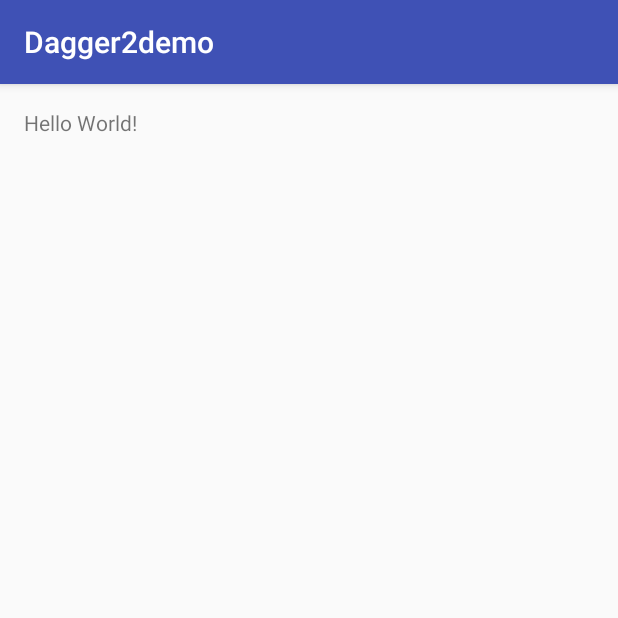
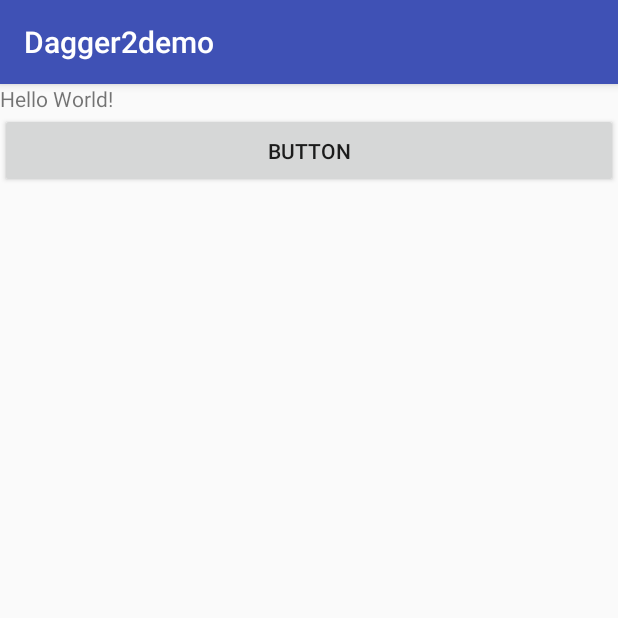
Before and after one commit to tulongchao/Dagger2demo, an Android app: the screen it shows after launch (MainActivity), on a phone screen of 412 x 824 dp, the top half of it. Run offline under Robolectric (Android 15) with nearby library versions, the phone set to English and light mode, and no system bars.

Commit message:
dagger2小例子

```diff
--- a/app/src/main/java/tfc/com/dagger2demo/MainActivity.java
+++ b/app/src/main/java/tfc/com/dagger2demo/MainActivity.java
@@ -2,12 +2,28 @@ package tfc.com.dagger2demo;
 
 import android.support.v7.app.AppCompatActivity;
 import android.os.Bundle;
+import android.view.View;
+import android.widget.Toast;
+
+import javax.inject.Inject;
+
+import tfc.com.dagger2demo.dagger.DaggerMainActivityComponent;
+import tfc.com.dagger2demo.vo.Performer;
 
 public class MainActivity extends AppCompatActivity {
+    @Inject
+    Performer performer;
 
     @Override
     protected void onCreate(Bundle savedInstanceState) {
         super.onCreate(savedInstanceState);
         setContentView(R.layout.activity_main);
+        DaggerMainActivityComponent.builder().build().inject(this);
+        findViewById(R.id.button).setOnClickListener(new View.OnClickListener() {
+            @Override
+            public void onClick(View v) {
+                Toast.makeText(MainActivity.this, performer.show(), Toast.LENGTH_LONG).show();
+            }
+        });
     }
 }
--- /dev/null
+++ b/app/src/main/java/tfc/com/dagger2demo/dagger/MainActivityComponent.java
@@ -0,0 +1,19 @@
+package tfc.com.dagger2demo.dagger;
+
+import dagger.Component;
+import tfc.com.dagger2demo.MainActivity;
+
+/**
+ * 功能概要描述：          <br/>
+ * 功能详细描述：          <br/>
+ * 作者： tufengchao         <br/>
+ * 创建日期： 2017/3/2     <br/>
+ * 修改人：               <br/>
+ * 修改日期：             <br/>
+ * 版本号：               <br/>
+ * 版权所有：Copyright © 2015-2016 上海览益信息科技有限公司 http://www.lanyife.com
+ */
+@Component
+public interface MainActivityComponent {
+    void inject(MainActivity mainActivity);
+}
--- /dev/null
+++ b/app/src/main/java/tfc/com/dagger2demo/vo/Musicer.java
@@ -0,0 +1,23 @@
+package tfc.com.dagger2demo.vo;
+
+import javax.inject.Inject;
+
+/**
+ * 功能概要描述：          <br/>
+ * 功能详细描述：          <br/>
+ * 作者： tufengchao         <br/>
+ * 创建日期： 2017/3/2     <br/>
+ * 修改人：               <br/>
+ * 修改日期：             <br/>
+ * 版本号：               <br/>
+ * 版权所有：Copyright © 2015-2016 上海览益信息科技有限公司 http://www.lanyife.com
+ */
+public class Musicer {
+    @Inject
+    public Musicer(){
+
+    }
+    public String say(){
+        return "我是音乐家,我表演一首歌";
+    }
+}
--- /dev/null
+++ b/app/src/main/java/tfc/com/dagger2demo/vo/Performer.java
@@ -0,0 +1,26 @@
+package tfc.com.dagger2demo.vo;
+
+import javax.inject.Inject;
+
+/**
+ * 功能概要描述：          <br/>
+ * 功能详细描述：          <br/>
+ * 作者： tufengchao         <br/>
+ * 创建日期： 2017/3/2     <br/>
+ * 修改人：               <br/>
+ * 修改日期：             <br/>
+ * 版本号：               <br/>
+ * 版权所有：Copyright © 2015-2016 上海览益信息科技有限公司 http://www.lanyife.com
+ */
+public class Performer {
+    private Musicer musicer;
+
+    @Inject
+    public Performer(Musicer musicer) {
+        this.musicer = musicer;
+    }
+
+    public String show() {
+        return musicer.say();
+    }
+}
--- a/app/src/main/res/layout/activity_main.xml
+++ b/app/src/main/res/layout/activity_main.xml
@@ -1,18 +1,20 @@
 <?xml version="1.0" encoding="utf-8"?>
-<RelativeLayout
+<LinearLayout
     xmlns:android="http://schemas.android.com/apk/res/android"
     xmlns:tools="http://schemas.android.com/tools"
     android:id="@+id/activity_main"
     android:layout_width="match_parent"
     android:layout_height="match_parent"
-    android:paddingBottom="@dimen/activity_vertical_margin"
-    android:paddingLeft="@dimen/activity_horizontal_margin"
-    android:paddingRight="@dimen/activity_horizontal_margin"
-    android:paddingTop="@dimen/activity_vertical_margin"
-    tools:context="tfc.com.dagger2demo.MainActivity">
+    android:orientation="vertical">
 
     <TextView
         android:layout_width="wrap_content"
         android:layout_height="wrap_content"
+        android:id="@+id/result_tv"
         android:text="Hello World!"/>
-</RelativeLayout>
+    <Button
+        android:layout_width="match_parent"
+        android:layout_height="50dp"
+        android:text="BUTTON"
+        android:id="@+id/button"/>
+</LinearLayout>
```
